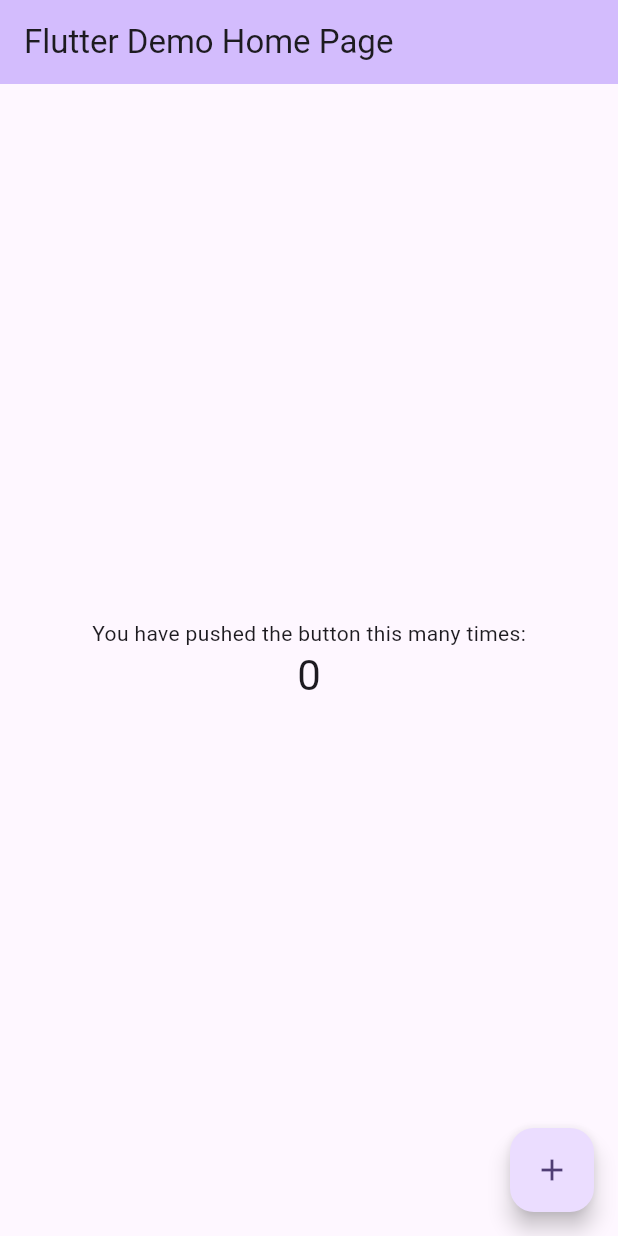
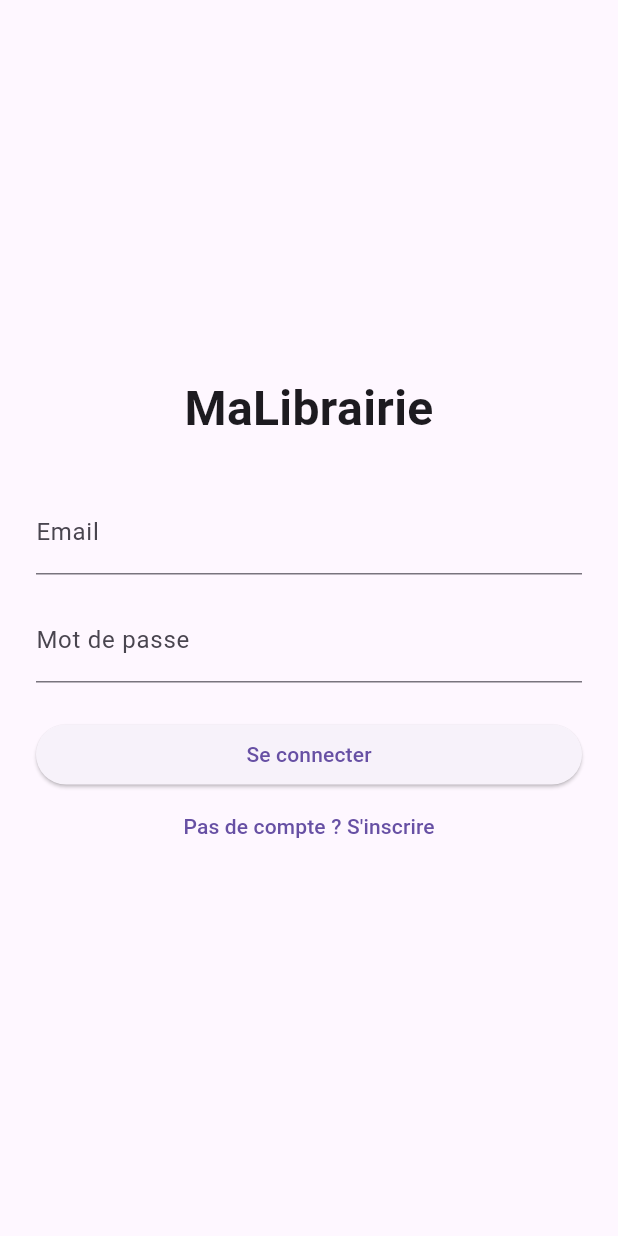
Before and after one commit to raniazerr/MaLibrairie, a Flutter app: the screen it shows after launch, on a phone screen of 412 x 824 dp. Run offline on Flutter 3.47's test engine with Material 3 defaults, Android fonts, the light colour scheme and no system bars; our stand-ins replace firebase_auth, firebase_core; accounts and stored records are empty.

Commit message:
:sparkles: feat : add register + login features

```diff
--- a/lib/main.dart
+++ b/lib/main.dart
@@ -1,121 +1,37 @@
 import 'package:flutter/material.dart';
+import 'package:firebase_core/firebase_core.dart';
+import 'package:firebase_auth/firebase_auth.dart';
+import 'firebase_options.dart';
+import 'widgets/auth/login_screen.dart';
 
-void main() {
+void main() async {
+  WidgetsFlutterBinding.ensureInitialized();
+  await Firebase.initializeApp(
+    options: DefaultFirebaseOptions.currentPlatform,
+  );
+
   runApp(const MyApp());
 }
 
 class MyApp extends StatelessWidget {
   const MyApp({super.key});
 
-  // This widget is the root of your application.
   @override
   Widget build(BuildContext context) {
     return MaterialApp(
-      title: 'Flutter Demo',
-      theme: ThemeData(
-        // This is the theme of your application.
-        //
-        // TRY THIS: Try running your application with "flutter run". You'll see
-        // the application has a purple toolbar. Then, without quitting the app,
-        // try changing the seedColor in the colorScheme below to Colors.green
-        // and then invoke "hot reload" (save your changes or press the "hot
-        // reload" button in a Flutter-supported IDE, or press "r" if you used
-        // the command line to start the app).
-        //
-        // Notice that the counter didn't reset back to zero; the application
-        // state is not lost during the reload. To reset the state, use hot
-        // restart instead.
-        //
-        // This works for code too, not just values: Most code changes can be
-        // tested with just a hot reload.
-        colorScheme: .fromSeed(seedColor: Colors.deepPurple),
-      ),
-      home: const MyHomePage(title: 'Flutter Demo Home Page'),
-    );
-  }
-}
+      title: 'GameStore',
+      debugShowCheckedModeBanner: false,
+      home: StreamBuilder<User?>(
+        stream: FirebaseAuth.instance.authStateChanges(),
+        builder: (context, snapshot) {
+          if (snapshot.connectionState == ConnectionState.waiting) {
+            return const Scaffold(
+              body: Center(child: CircularProgressIndicator()),
+            );
+          }
 
-class MyHomePage extends StatefulWidget {
-  const MyHomePage({super.key, required this.title});
-
-  // This widget is the home page of your application. It is stateful, meaning
-  // that it has a State object (defined below) that contains fields that affect
-  // how it looks.
-
-  // This class is the configuration for the state. It holds the values (in this
-  // case the title) provided by the parent (in this case the App widget) and
-  // used by the build method of the State. Fields in a Widget subclass are
-  // always marked "final".
-
-  final String title;
-
-  @override
-  State<MyHomePage> createState() => _MyHomePageState();
-}
-
-class _MyHomePageState extends State<MyHomePage> {
-  int _counter = 0;
-
-  void _incrementCounter() {
-    setState(() {
-      // This call to setState tells the Flutter framework that something has
-      // changed in this State, which causes it to rerun the build method below
-      // so that the display can reflect the updated values. If we changed
-      // _counter without calling setState(), then the build method would not be
-      // called again, and so nothing would appear to happen.
-      _counter++;
-    });
-  }
-
-  @override
-  Widget build(BuildContext context) {
-    // This method is rerun every time setState is called, for instance as done
-    // by the _incrementCounter method above.
-    //
-    // The Flutter framework has been optimized to make rerunning build methods
-    // fast, so that you can just rebuild anything that needs updating rather
-    // than having to individually change instances of widgets.
-    return Scaffold(
-      appBar: AppBar(
-        // TRY THIS: Try changing the color here to a specific color (to
-        // Colors.amber, perhaps?) and trigger a hot reload to see the AppBar
-        // change color while the other colors stay the same.
-        backgroundColor: Theme.of(context).colorScheme.inversePrimary,
-        // Here we take the value from the MyHomePage object that was created by
-        // the App.build method, and use it to set our appbar title.
-        title: Text(widget.title),
-      ),
-      body: Center(
-        // Center is a layout widget. It takes a single child and positions it
-        // in the middle of the parent.
-        child: Column(
-          // Column is also a layout widget. It takes a list of children and
-          // arranges them vertically. By default, it sizes itself to fit its
-          // children horizontally, and tries to be as tall as its parent.
-          //
-          // Column has various properties to control how it sizes itself and
-          // how it positions its children. Here we use mainAxisAlignment to
-          // center the children vertically; the main axis here is the vertical
-          // axis because Columns are vertical (the cross axis would be
-          // horizontal).
-          //
-          // TRY THIS: Invoke "debug painting" (choose the "Toggle Debug Paint"
-          // action in the IDE, or press "p" in the console), to see the
-          // wireframe for each widget.
-          mainAxisAlignment: .center,
-          children: [
-            const Text('You have pushed the button this many times:'),
-            Text(
-              '$_counter',
-              style: Theme.of(context).textTheme.headlineMedium,
-            ),
-          ],
-        ),
-      ),
-      floatingActionButton: FloatingActionButton(
-        onPressed: _incrementCounter,
-        tooltip: 'Increment',
-        child: const Icon(Icons.add),
+          return const LoginScreen();
+        },
       ),
     );
   }
--- /dev/null
+++ b/lib/services/auth_service.dart
@@ -0,0 +1,49 @@
+import 'package:firebase_auth/firebase_auth.dart';
+
+class AuthService {
+  final FirebaseAuth _auth = FirebaseAuth.instance;
+
+  Stream<User?> get authStateChanges => _auth.authStateChanges();
+
+  User? get currentUser => _auth.currentUser;
+
+  Future<String?> signIn(String email, String password) async {
+    try {
+      await _auth.signInWithEmailAndPassword(email: email, password: password);
+      return null; // pas d'erreur
+    } on FirebaseAuthException catch (e) {
+      return _mapError(e.code);
+    }
+  }
+
+  Future<String?> signUp(String email, String password) async {
+    try {
+      await _auth.createUserWithEmailAndPassword(email: email, password: password);
+      return null;
+    } on FirebaseAuthException catch (e) {
+      return _mapError(e.code);
+    }
+  }
+
+  Future<void> signOut() async {
+    await _auth.signOut();
+  }
+
+  String _mapError(String code) {
+    switch (code) {
+      case 'user-not-found':
+        return 'Aucun compte ne correspond à cet email.';
+      case 'wrong-password':
+      case 'invalid-credential':
+        return 'Email ou mot de passe incorrect.';
+      case 'email-already-in-use':
+        return 'Un compte existe déjà avec cet email.';
+      case 'invalid-email':
+        return 'Adresse email invalide.';
+      case 'weak-password':
+        return 'Le mot de passe doit contenir au moins 6 caractères.';
+      default:
+        return 'Une erreur est survenue. Réessaie.';
+    }
+  }
+}
--- /dev/null
+++ b/lib/widgets/auth/login_screen.dart
@@ -0,0 +1,119 @@
+import 'package:flutter/material.dart';
+import '../../services/auth_service.dart';
+import 'register_screen.dart';
+
+class LoginScreen extends StatefulWidget {
+  const LoginScreen({super.key});
+
+  @override
+  State<LoginScreen> createState() => _LoginScreenState();
+}
+
+class _LoginScreenState extends State<LoginScreen> {
+  final _formKey = GlobalKey<FormState>();
+  final _emailController = TextEditingController();
+  final _passwordController = TextEditingController();
+  final _authService = AuthService();
+
+  bool _isLoading = false;
+  String? _errorMessage;
+
+  Future<void> _submit() async {
+    if (!_formKey.currentState!.validate()) return;
+
+    setState(() {
+      _isLoading = true;
+      _errorMessage = null;
+    });
+
+    final error = await _authService.signIn(
+      _emailController.text.trim(),
+      _passwordController.text.trim(),
+    );
+
+    if (!mounted) return;
+
+    setState(() {
+      _isLoading = false;
+      _errorMessage = error;
+    });
+    // Si error == null, le StreamBuilder dans main.dart bascule
+    // automatiquement vers la boutique — pas besoin de navigation manuelle.
+  }
+
+  @override
+  Widget build(BuildContext context) {
+    return Scaffold(
+      body: SafeArea(
+        child: Padding(
+          padding: const EdgeInsets.all(24),
+          child: Form(
+            key: _formKey,
+            child: Column(
+              mainAxisAlignment: MainAxisAlignment.center,
+              crossAxisAlignment: CrossAxisAlignment.stretch,
+              children: [
+                const Text(
+                  'MaLibrairie',
+                  textAlign: TextAlign.center,
+                  style: TextStyle(fontSize: 32, fontWeight: FontWeight.bold),
+                ),
+                const SizedBox(height: 32),
+                TextFormField(
+                  controller: _emailController,
+                  keyboardType: TextInputType.emailAddress,
+                  decoration: const InputDecoration(labelText: 'Email'),
+                  validator: (value) {
+                    if (value == null || value.isEmpty) return 'Email requis';
+                    if (!value.contains('@')) return 'Email invalide';
+                    return null;
+                  },
+                ),
+                const SizedBox(height: 16),
+                TextFormField(
+                  controller: _passwordController,
+                  obscureText: true,
+                  decoration: const InputDecoration(labelText: 'Mot de passe'),
+                  validator: (value) {
+                    if (value == null || value.length < 6) {
+                      return '6 caractères minimum';
+                    }
+                    return null;
+                  },
+                ),
+                if (_errorMessage != null) ...[
+                  const SizedBox(height: 16),
+                  Text(
+                    _errorMessage!,
+                    style: const TextStyle(color: Colors.red),
+                    textAlign: TextAlign.center,
+                  ),
+                ],
+                const SizedBox(height: 24),
+                ElevatedButton(
+                  onPressed: _isLoading ? null : _submit,
+                  child: _isLoading
+                      ? const SizedBox(
+                          height: 20,
+                          width: 20,
+                          child: CircularProgressIndicator(strokeWidth: 2),
+                        )
+                      : const Text('Se connecter'),
+                ),
+                TextButton(
+                  onPressed: () {
+                    Navigator.push(
+                      context,
+                      MaterialPageRoute(builder: (_) => const RegisterScreen()),
+                    );
+                  },
+                  child: const Text("Pas de compte ? S'inscrire"),
+                ),
+              ],
+            ),
+          ),
+        ),
+      ),
+    );
+  }
+}
```
Also changed, not shown: lib/widgets/auth/register_screen.dart (added, +107 -0 lines), pubspec.yaml (+3 -66 lines), pubspec.lock, 3 other files.
